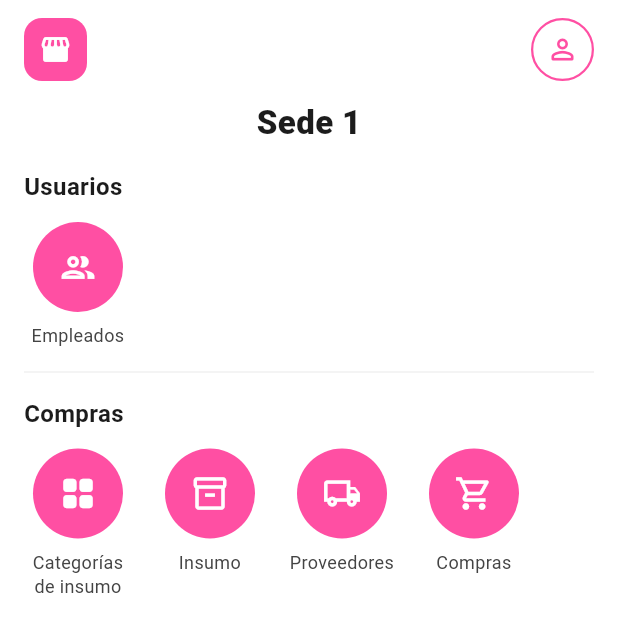
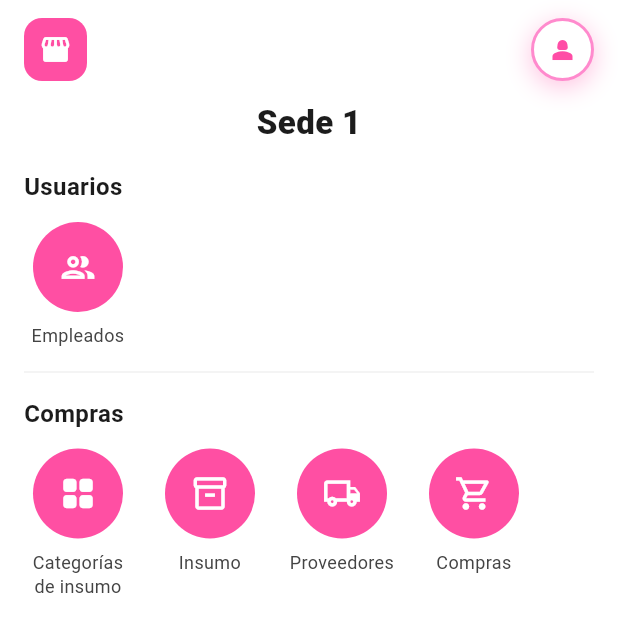
Before and after one commit to l-o-a11/Movil_Unistock, a Flutter app: the MenuPage screen opened directly, on a phone screen of 412 x 824 dp, the top half of it. Run offline on Flutter 3.47's test engine with Material 3 defaults, Android fonts, the phone set to English and light mode, and no system bars; statements that could not run were skipped.

Commit message:
Mis cambios en menu_page

```diff
--- a/lib/screens/menu/menu_page.dart
+++ b/lib/screens/menu/menu_page.dart
@@ -40,15 +40,23 @@ class MenuPage extends StatelessWidget {
                     height: 42,
                     decoration: BoxDecoration(
                       shape: BoxShape.circle,
+                      color: Colors.white,
                       border: Border.all(
-                        color: const Color(0xFFFF4FA3),
-                        width: 1.5,
+                        color: const Color(0xFFFF8ACD),
+                        width: 2,
                       ),
+                      boxShadow: [
+                        BoxShadow(
+                          color: const Color(0xFFFF4DA6).withOpacity(0.35),
+                          blurRadius: 14,
+                          offset: const Offset(0, 4),
+                        ),
+                      ],
                     ),
                     child: const Icon(
-                      Icons.person_outline_rounded,
-                      color: Color(0xFFFF4FA3),
-                      size: 22,
+                      Icons.person_2_sharp,
+                      color: Color(0xFFFF4DA6),
+                      size: 20,
                     ),
                   ),
                 ],
```
